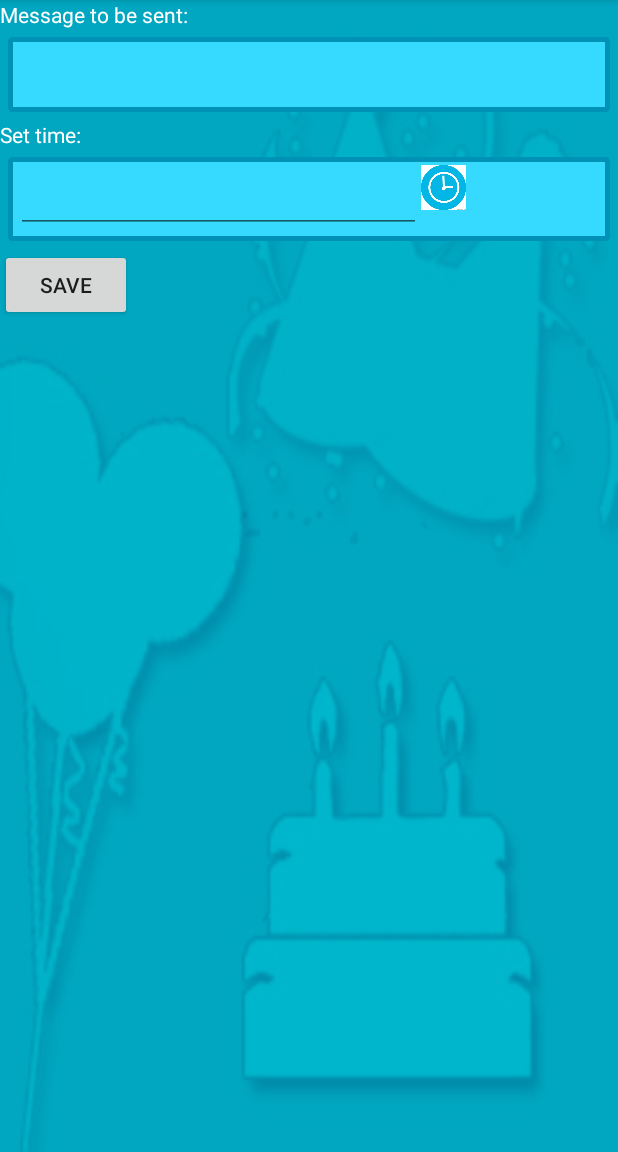
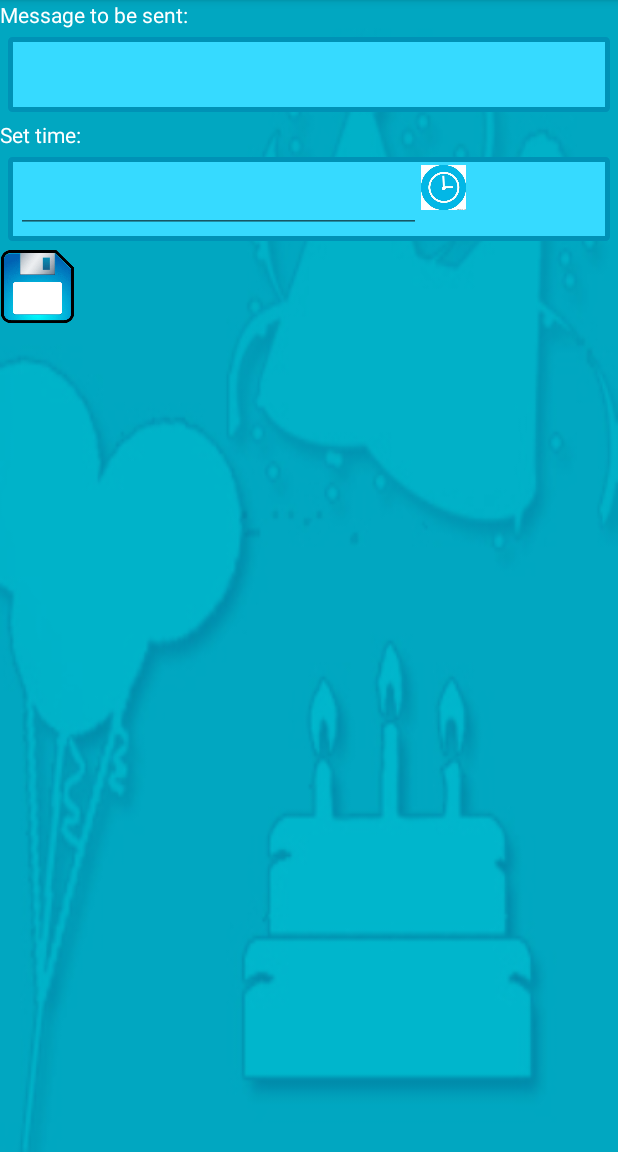
Before and after one commit to hannerygge/S198607.s198713_mappe2, an Android app: the NewMessage screen opened directly, with no data from a screen before it, on a phone screen of 412 x 824 dp, the part 84-1236 px from its top. Run offline under Robolectric (Android 15) with nearby library versions, the phone set to English and light mode, and no system bars.

Commit message:
masse rart

```diff
--- a/app/build.gradle
+++ b/app/build.gradle
@@ -1,7 +1,7 @@
 apply plugin: 'com.android.application'
 
 android {
-    compileSdkVersion 19
+    compileSdkVersion 23
     buildToolsVersion "23.0.0"
 
     defaultConfig {
--- a/app/src/main/java/com/example/hanne_000/s198607s198713_mappe2/NewMessage.java
+++ b/app/src/main/java/com/example/hanne_000/s198607s198713_mappe2/NewMessage.java
@@ -28,12 +28,12 @@ public class NewMessage extends AppCompatActivity implements View.OnClickListene
     int hour;
     int minute;
     ImageButton timeButton;
-    Button saveButton;
+    ImageButton saveButton;
 
 
 
     public void updateOnClick(){
-        saveButton = (Button) findViewById(R.id.savestandardsessage);
+        saveButton = (ImageButton) findViewById(R.id.savestandardsessage);
         saveButton.setOnClickListener(new View.OnClickListener(){
             public void onClick(View v){
                 createMessage();
--- a/app/src/main/res/layout/message.xml
+++ b/app/src/main/res/layout/message.xml
@@ -58,11 +58,13 @@
         android:background="@drawable/clock"/>
         </LinearLayout>
 
-    <Button
-        android:layout_width="wrap_content"
-        android:layout_height="wrap_content"
+    <ImageButton
+        android:layout_width="50dp"
+        android:layout_height="50dp"
         android:id="@+id/savestandardsessage"
         android:text="@string/save"
+        android:background="@drawable/saveicon"
+
         />
 
 
```
Also changed, not shown: app/src/main/java/com/example/hanne_000/s198607s198713_mappe2/SMS_Service.java (+6 -6 lines), app/src/main/res/drawable/saveicon.png (added), 2 other files.
